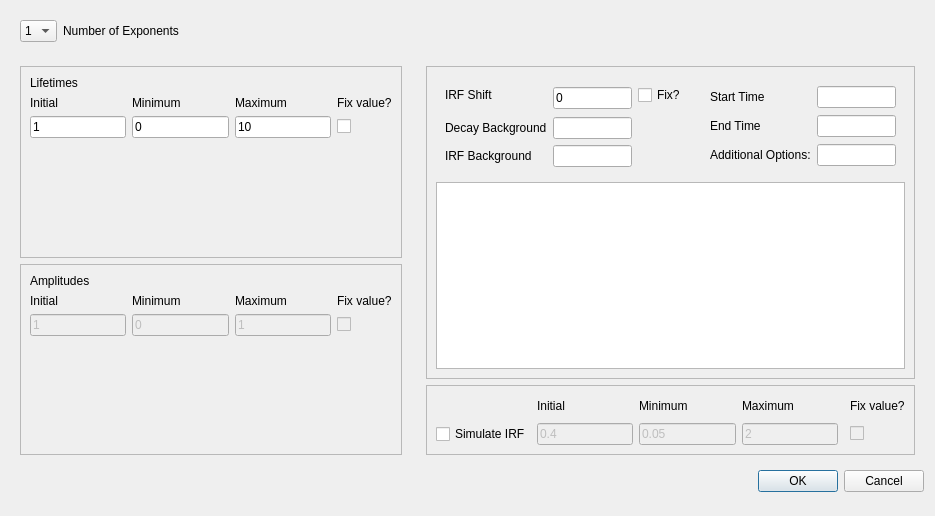
First picture: the form in resources/ui/fitting_dialog.ui, repository BioPhysicsUP/Full_SMS, before the edit.
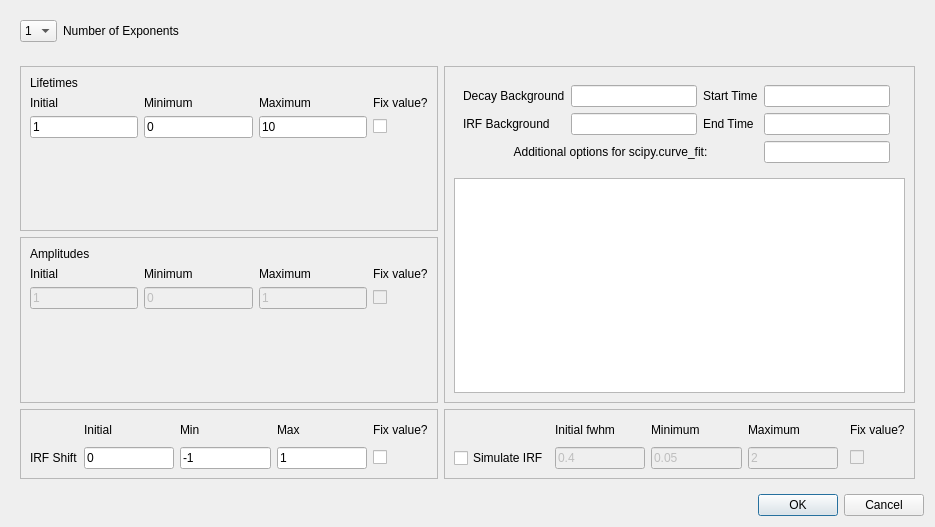
Second picture: the form after the edit. Custom widgets are drawn as their Qt base class.

Commit message: Added manual editing of shift min and max.

Diff of the .ui file:
```diff
--- a/resources/ui/fitting_dialog.ui
+++ b/resources/ui/fitting_dialog.ui
@@ -7,13 +7,19 @@
     <x>0</x>
     <y>0</y>
     <width>935</width>
-    <height>516</height>
+    <height>527</height>
    </rect>
   </property>
+  <property name="sizePolicy">
+   <sizepolicy hsizetype="Expanding" vsizetype="Preferred">
+    <horstretch>0</horstretch>
+    <verstretch>0</verstretch>
+   </sizepolicy>
+  </property>
   <property name="windowTitle">
    <string>Dialog</string>
   </property>
-  <layout class="QFormLayout" name="formLayout">
+  <layout class="QGridLayout" name="gridLayout_13">
    <item row="0" column="0">
     <widget class="QFrame" name="frame_3">
      <property name="frameShape">
@@ -55,12 +61,41 @@
      </layout>
     </widget>
    </item>
-   <item row="2" column="0">
-    <widget class="QFrame" name="frame_4">
-     <property name="maximumSize">
+   <item row="3" column="1">
+    <widget class="QDialogButtonBox" name="buttonBox">
+     <property name="orientation">
+      <enum>Qt::Horizontal</enum>
+     </property>
+     <property name="standardButtons">
+      <set>QDialogButtonBox::Cancel|QDialogButtonBox::Ok</set>
+     </property>
+    </widget>
+   </item>
+   <item row="3" column="0">
+    <spacer name="verticalSpacer_8">
+     <property name="orientation">
+      <enum>Qt::Vertical</enum>
+     </property>
+     <property name="sizeHint" stdset="0">
       <size>
-       <width>400</width>
-       <height>16777215</height>
+       <width>20</width>
+       <height>40</height>
+      </size>
+     </property>
+    </spacer>
+   </item>
+   <item row="2" column="0" colspan="2">
+    <widget class="QFrame" name="frame_7">
+     <property name="sizePolicy">
+      <sizepolicy hsizetype="Preferred" vsizetype="Expanding">
+       <horstretch>0</horstretch>
+       <verstretch>0</verstretch>
+      </sizepolicy>
+     </property>
+     <property name="minimumSize">
+      <size>
+       <width>0</width>
+       <height>200</height>
       </size>
      </property>
      <property name="frameShape">
@@ -69,8 +104,8 @@
      <property name="frameShadow">
       <enum>QFrame::Raised</enum>
      </property>
-     <layout class="QVBoxLayout" name="verticalLayout_2">
-      <item>
+     <layout class="QGridLayout" name="gridLayout_11">
+      <item row="0" column="0">
        <widget class="QStackedWidget" name="stackedWidget">
         <property name="frameShape">
          <enum>QFrame::StyledPanel</enum>
@@ -413,7 +448,103 @@
         </widget>
        </widget>
       </item>
-      <item>
+      <item row="0" column="2" rowspan="2">
+       <widget class="QFrame" name="right_frame">
+        <property name="sizePolicy">
+         <sizepolicy hsizetype="Preferred" vsizetype="Expanding">
+          <horstretch>0</horstretch>
+          <verstretch>0</verstretch>
+         </sizepolicy>
+        </property>
+        <property name="frameShape">
+         <enum>QFrame::StyledPanel</enum>
+        </property>
+        <property name="frameShadow">
+         <enum>QFrame::Raised</enum>
+        </property>
+        <layout class="QGridLayout" name="gridLayout_10">
+         <item row="3" column="0" colspan="2">
+          <widget class="PlotWidget" name="pgFitParam">
+           <property name="minimumSize">
+            <size>
+             <width>0</width>
+             <height>165</height>
+            </size>
+           </property>
+          </widget>
+         </item>
+         <item row="2" column="0">
+          <widget class="QFrame" name="frame">
+           <property name="frameShape">
+            <enum>QFrame::NoFrame</enum>
+           </property>
+           <property name="frameShadow">
+            <enum>QFrame::Raised</enum>
+           </property>
+           <property name="lineWidth">
+            <number>0</number>
+           </property>
+           <layout class="QGridLayout" name="gridLayout_8">
+            <item row="0" column="3">
+             <widget class="QLineEdit" name="lineStartTime"/>
+            </item>
+            <item row="1" column="1">
+             <widget class="QLineEdit" name="lineIRFBG"/>
+            </item>
+            <item row="0" column="2">
+             <widget class="QLabel" name="label_35">
+              <property name="text">
+               <string>Start Time</string>
+              </property>
+             </widget>
+            </item>
+            <item row="0" column="1">
+             <widget class="QLineEdit" name="lineDecayBG"/>
+            </item>
+            <item row="1" column="0">
+             <widget class="QLabel" name="label_34">
+              <property name="text">
+               <string>IRF Background</string>
+              </property>
+             </widget>
+            </item>
+            <item row="0" column="0">
+             <widget class="QLabel" name="label_33">
+              <property name="text">
+               <string>Decay Background</string>
+              </property>
+             </widget>
+            </item>
+            <item row="1" column="2">
+             <widget class="QLabel" name="label_36">
+              <property name="text">
+               <string>End Time</string>
+              </property>
+             </widget>
+            </item>
+            <item row="1" column="3">
+             <widget class="QLineEdit" name="lineEndTime"/>
+            </item>
+            <item row="2" column="3">
+             <widget class="QLineEdit" name="lineAddOpt"/>
+            </item>
+            <item row="2" column="0" colspan="3">
+             <widget class="QLabel" name="label_37">
+              <property name="text">
+               <string>Additional options for scipy.curve_fit:</string>
+              </property>
+              <property name="alignment">
+               <set>Qt::AlignCenter</set>
+              </property>
+             </widget>
+            </item>
+           </layout>
+          </widget>
+         </item>
+        </layout>
+       </widget>
+      </item>
+      <item row="1" column="0">
        <widget class="QStackedWidget" name="stackedWidget_2">
         <property name="frameShape">
          <enum>QFrame::StyledPanel</enum>
@@ -783,180 +914,85 @@
         </widget>
        </widget>
       </item>
-     </layout>
-    </widget>
-   </item>
-   <item row="4" column="0">
-    <spacer name="verticalSpacer_8">
-     <property name="orientation">
-      <enum>Qt::Vertical</enum>
-     </property>
-     <property name="sizeHint" stdset="0">
-      <size>
-       <width>20</width>
-       <height>40</height>
-      </size>
-     </property>
-    </spacer>
-   </item>
-   <item row="4" column="1">
-    <widget class="QDialogButtonBox" name="buttonBox">
-     <property name="orientation">
-      <enum>Qt::Horizontal</enum>
-     </property>
-     <property name="standardButtons">
-      <set>QDialogButtonBox::Cancel|QDialogButtonBox::Ok</set>
-     </property>
-    </widget>
-   </item>
-   <item row="2" column="1">
-    <widget class="QFrame" name="frame_5">
-     <property name="sizePolicy">
-      <sizepolicy hsizetype="Preferred" vsizetype="Expanding">
-       <horstretch>0</horstretch>
-       <verstretch>0</verstretch>
-      </sizepolicy>
-     </property>
-     <property name="frameShape">
-      <enum>QFrame::NoFrame</enum>
-     </property>
-     <property name="frameShadow">
-      <enum>QFrame::Raised</enum>
-     </property>
-     <layout class="QGridLayout" name="gridLayout_9">
-      <item row="2" column="0" colspan="2">
-       <widget class="QFrame" name="right_frame">
-        <property name="sizePolicy">
-         <sizepolicy hsizetype="Preferred" vsizetype="Expanding">
-          <horstretch>0</horstretch>
-          <verstretch>0</verstretch>
-         </sizepolicy>
-        </property>
+      <item row="2" column="0">
+       <widget class="QFrame" name="frame_6">
         <property name="frameShape">
          <enum>QFrame::StyledPanel</enum>
         </property>
         <property name="frameShadow">
          <enum>QFrame::Raised</enum>
         </property>
-        <layout class="QGridLayout" name="gridLayout_10">
-         <item row="1" column="0">
-          <widget class="QFrame" name="frame">
-           <property name="frameShape">
-            <enum>QFrame::NoFrame</enum>
+        <layout class="QGridLayout" name="gridLayout_7">
+         <item row="2" column="2">
+          <widget class="QLineEdit" name="lineShiftMin">
+           <property name="text">
+            <string>-1</string>
            </property>
-           <property name="frameShadow">
-            <enum>QFrame::Raised</enum>
+          </widget>
+         </item>
+         <item row="2" column="1">
+          <widget class="QLineEdit" name="lineShift">
+           <property name="text">
+            <string>0</string>
            </property>
-           <property name="lineWidth">
-            <number>0</number>
+          </widget>
+         </item>
+         <item row="2" column="4">
+          <widget class="QCheckBox" name="checkFixIRF">
+           <property name="text">
+            <string/>
            </property>
-           <layout class="QGridLayout" name="gridLayout_8">
-            <item row="2" column="0">
-             <widget class="QLabel" name="label_33">
-              <property name="text">
-               <string>Decay Background</string>
-              </property>
-             </widget>
-            </item>
-            <item row="0" column="0">
-             <widget class="QLabel" name="label_32">
-              <property name="text">
-               <string>IRF Shift</string>
-              </property>
-             </widget>
-            </item>
-            <item row="3" column="0">
-             <widget class="QLabel" name="label_34">
-              <property name="text">
-               <string>IRF Background</string>
-              </property>
-             </widget>
-            </item>
-            <item row="3" column="1" colspan="2">
-             <widget class="QLineEdit" name="lineIRFBG"/>
-            </item>
-            <item row="0" column="3">
-             <widget class="QCheckBox" name="checkFixIRF">
-              <property name="text">
-               <string>Fix?</string>
-              </property>
-             </widget>
-            </item>
-            <item row="0" column="1" rowspan="2" colspan="2">
-             <widget class="QLineEdit" name="lineShift">
-              <property name="text">
-               <string>0</string>
-              </property>
-             </widget>
-            </item>
-            <item row="2" column="1" colspan="2">
-             <widget class="QLineEdit" name="lineDecayBG"/>
-            </item>
-           </layout>
           </widget>
          </item>
-         <item row="1" column="1">
-          <widget class="QFrame" name="frame_7">
-           <property name="frameShape">
-            <enum>QFrame::NoFrame</enum>
+         <item row="2" column="0">
+          <widget class="QLabel" name="label_32">
+           <property name="text">
+            <string>IRF Shift</string>
            </property>
-           <property name="frameShadow">
-            <enum>QFrame::Raised</enum>
+          </widget>
+         </item>
+         <item row="0" column="2">
+          <widget class="QLabel" name="label_43">
+           <property name="text">
+            <string>Min</string>
            </property>
-           <property name="lineWidth">
-            <number>0</number>
+          </widget>
+         </item>
+         <item row="0" column="3">
+          <widget class="QLabel" name="label_44">
+           <property name="text">
+            <string>Max</string>
            </property>
-           <layout class="QGridLayout" name="gridLayout_11">
-            <item row="0" column="0">
-             <widget class="QLabel" name="label_35">
-              <property name="text">
-               <string>Start Time</string>
-              </property>
-             </widget>
-            </item>
-            <item row="0" column="1">
-             <widget class="QLineEdit" name="lineStartTime"/>
-            </item>
-            <item row="1" column="0">
-             <widget class="QLabel" name="label_36">
-              <property name="text">
-               <string>End Time</string>
-              </property>
-             </widget>
-            </item>
-            <item row="1" column="1">
-             <widget class="QLineEdit" name="lineEndTime"/>
-            </item>
-            <item row="2" column="0">
-             <widget class="QLabel" name="label_37">
-              <property name="text">
-               <string>Additional Options:</string>
-              </property>
-             </widget>
-            </item>
-            <item row="2" column="1">
-             <widget class="QLineEdit" name="lineAddOpt"/>
-            </item>
-           </layout>
           </widget>
          </item>
-         <item row="2" column="0" colspan="2">
-          <widget class="PlotWidget" name="pgFitParam">
-           <property name="minimumSize">
-            <size>
-             <width>0</width>
-             <height>165</height>
-            </size>
+         <item row="2" column="3">
+          <widget class="QLineEdit" name="lineShiftMax">
+           <property name="text">
+            <string>1</string>
+           </property>
+          </widget>
+         </item>
+         <item row="0" column="1">
+          <widget class="QLabel" name="label_42">
+           <property name="text">
+            <string>Initial</string>
+           </property>
+          </widget>
+         </item>
+         <item row="0" column="4">
+          <widget class="QLabel" name="label_45">
+           <property name="text">
+            <string>Fix value?</string>
            </property>
           </widget>
          </item>
         </layout>
        </widget>
       </item>
-      <item row="3" column="0" colspan="2">
+      <item row="2" column="2">
        <widget class="QFrame" name="frame_2">
         <property name="sizePolicy">
-         <sizepolicy hsizetype="Expanding" vsizetype="Preferred">
+         <sizepolicy hsizetype="Expanding" vsizetype="Expanding">
           <horstretch>0</horstretch>
           <verstretch>0</verstretch>
          </sizepolicy>
@@ -991,7 +1027,7 @@
          <item row="0" column="1">
           <widget class="QLabel" name="label_38">
            <property name="text">
-            <string>Initial</string>
+            <string>Initial fwhm</string>
            </property>
           </widget>
          </item>
```
Left out of the diff: 2 changed lines with no effect on the pictures. The commit also changes 3 other files.
